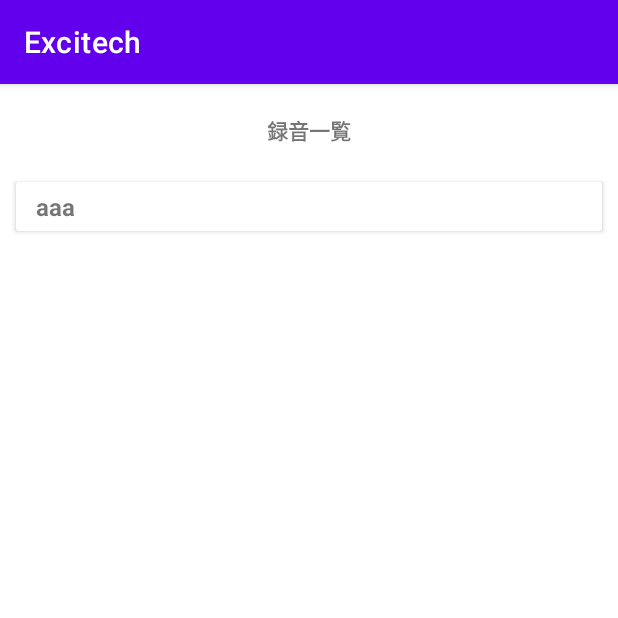
After one commit to Tim0401/excitech-android, an Android app: the fragment AudioListFragment placed in its activity, on a phone screen of 412 x 824 dp, the top half of it. The commit adds this screen. Run offline under Robolectric (Android 15) with nearby library versions, the phone set to English and light mode, and no system bars; our stand-ins replace data binding; libraries missing offline, so code that uses them is left out: permissions.dispatcher.

Commit message:
オーディオファイルリスト表示

```diff
--- /dev/null
+++ b/app/src/main/java/com/example/excitech/service/model/Audio.kt
@@ -0,0 +1,7 @@
+package com.example.excitech.service.model
+
+import java.util.*
+
+data class Audio(
+        val name: String
+)
--- /dev/null
+++ b/app/src/main/java/com/example/excitech/view/adapter/ProjectAdapter.kt
@@ -0,0 +1,68 @@
+package com.example.excitech.view.adapter
+
+import androidx.databinding.DataBindingUtil
+import androidx.recyclerview.widget.DiffUtil
+import androidx.recyclerview.widget.RecyclerView
+import android.view.LayoutInflater
+import android.view.ViewGroup
+import com.example.excitech.R
+import com.example.excitech.databinding.AudioListItemBinding
+import com.example.excitech.service.model.Audio
+import com.example.excitech.view.callback.AudioClickCallback
+
+class AudioAdapter(private val audioClickCallback: AudioClickCallback?) :
+        RecyclerView.Adapter<AudioAdapter.AudioViewHolder>() {
+
+    private var audioList: List<Audio>? = null
+
+    fun setAudioList(audioList: List<Audio>) {
+
+        if (this.audioList == null) {
+            this.audioList = audioList
+            notifyItemRangeInserted(0, audioList.size)
+        } else {
+            val result = DiffUtil.calculateDiff(object : DiffUtil.Callback() {
+                override fun getOldListSize(): Int {
+                    return requireNotNull(this@AudioAdapter.audioList).size
+                }
+
+                override fun getNewListSize(): Int {
+                    return audioList.size
+                }
+
+                override fun areItemsTheSame(oldItemPosition: Int, newItemPosition: Int): Boolean {
+                    val oldList = this@AudioAdapter.audioList
+                    return oldList?.get(oldItemPosition) == audioList[newItemPosition]
+                }
+
+                override fun areContentsTheSame(oldItemPosition: Int, newItemPosition: Int): Boolean {
+                    val audio = audioList[newItemPosition]
+                    val old = audioList[oldItemPosition]
+                    return audio.name == old.name
+                }
+            })
+            this.audioList = audioList
+            result.dispatchUpdatesTo(this)
+        }
+    }
+
+    override fun onCreateViewHolder(parent: ViewGroup, viewtype: Int): AudioViewHolder {
+        val binding = DataBindingUtil.inflate(
+                LayoutInflater.from(parent.context),
+                R.layout.audio_list_item, parent,
+                false) as AudioListItemBinding
+        binding.callback = audioClickCallback
+        return AudioViewHolder(binding)
+    }
+
+    override fun onBindViewHolder(holder: AudioViewHolder, position: Int) {
+        holder.binding.audio = audioList?.get(position)
+        holder.binding.executePendingBindings()
+    }
+
+    override fun getItemCount(): Int {
+        return audioList?.size ?: 0
+    }
+
+    open class AudioViewHolder(val binding: AudioListItemBinding) : RecyclerView.ViewHolder(binding.root)
+}
--- /dev/null
+++ b/app/src/main/java/com/example/excitech/view/callback/AudioClickCallback.kt
@@ -0,0 +1,11 @@
+package com.example.excitech.view.callback
+
+import com.example.excitech.service.model.Audio
+
+
+/**
+ * @link onClick(Project project) 詳細画面に移動
+ */
+interface AudioClickCallback {
+    fun onClick(audio: Audio)
+}
--- /dev/null
+++ b/app/src/main/java/com/example/excitech/view/ui/AudioListFragment.kt
@@ -0,0 +1,56 @@
+package com.example.excitech.view.ui
+
+import androidx.lifecycle.ViewModelProvider
+import android.os.Bundle
+import androidx.fragment.app.Fragment
+import android.view.LayoutInflater
+import android.view.View
+import android.view.ViewGroup
+import androidx.databinding.DataBindingUtil
+import androidx.lifecycle.Lifecycle
+import androidx.lifecycle.Observer
+import com.example.excitech.R
+import com.example.excitech.databinding.AudioListFragmentBinding
+import com.example.excitech.databinding.AudioListItemBinding
+import com.example.excitech.service.model.Audio
+import com.example.excitech.view.adapter.AudioAdapter
+import com.example.excitech.view.callback.AudioClickCallback
+import com.example.excitech.viewModel.AudioListViewModel
+import com.example.excitech.viewModel.RecordViewModel
+
+class AudioListFragment : Fragment() {
+
+    companion object {
+        fun newInstance() = AudioListFragment()
+    }
+
+    private lateinit var viewModel: AudioListViewModel
+    private lateinit var binding: AudioListFragmentBinding
+    private val audioAdapter: AudioAdapter = AudioAdapter(object : AudioClickCallback {
+        override fun onClick(audio: Audio) {
+            if (lifecycle.currentState.isAtLeast(Lifecycle.State.STARTED) && activity is MainActivity) {
+                (activity as MainActivity).show(audio)
+            }
+        }
+    })
+
+    override fun onCreateView(inflater: LayoutInflater, container: ViewGroup?,
+                              savedInstanceState: Bundle?): View? {
+        binding = DataBindingUtil.inflate(inflater, R.layout.audio_list_fragment, container, false) //dataBinding
+        binding.apply {
+            audioList.adapter = audioAdapter
+        }
+        return binding.root
+    }
+
+    override fun onActivityCreated(savedInstanceState: Bundle?) {
+        super.onActivityCreated(savedInstanceState)
+        viewModel = ViewModelProvider(this).get(AudioListViewModel::class.java)
+        viewModel.audioListLiveData.observe(viewLifecycleOwner, Observer { projects ->
+            projects?.let {
+                audioAdapter.setAudioList(it)
+            }
+        })
+    }
+
+}
--- /dev/null
+++ b/app/src/main/java/com/example/excitech/viewModel/AudioListViewModel.kt
@@ -0,0 +1,25 @@
+package com.example.excitech.viewModel
+
+import android.app.Application
+import androidx.lifecycle.AndroidViewModel
+import androidx.lifecycle.MutableLiveData
+import androidx.lifecycle.viewModelScope
+import com.example.excitech.service.model.Audio
+import kotlinx.coroutines.launch
+import java.lang.Exception
+
+class AudioListViewModel(application: Application) : AndroidViewModel(application) {
+    var audioListLiveData: MutableLiveData<List<Audio>> = MutableLiveData()
+
+    init {
+        loadAudioList()
+    }
+
+    private fun loadAudioList() = viewModelScope.launch { //onCleared() のタイミングでキャンセルされる
+        try {
+            audioListLiveData.postValue(List<Audio>(1) { Audio("aaa") })
+        } catch (e: Exception){
+            e.stackTrace
+        }
+    }
+}
--- /dev/null
+++ b/app/src/main/res/layout/audio_list_fragment.xml
@@ -0,0 +1,28 @@
+<?xml version="1.0" encoding="utf-8"?>
+<layout xmlns:tools="http://schemas.android.com/tools"
+    xmlns:android="http://schemas.android.com/apk/res/android"
+    xmlns:app="http://schemas.android.com/apk/res-auto">
+    <LinearLayout
+        android:layout_width="match_parent"
+        android:layout_height="match_parent"
+        android:background="@color/cardview_light_background"
+        android:orientation="vertical"
+        tools:ignore="PrivateResource">
+        <TextView
+            android:layout_width="match_parent"
+            android:layout_height="wrap_content"
+            android:gravity="center_horizontal"
+            android:text="録音一覧"
+            android:textStyle="bold"
+            android:layout_marginTop="20dp"
+            android:layout_marginBottom="20dp"
+            android:textAlignment="center"/>
+        <androidx.recyclerview.widget.RecyclerView
+            android:id="@+id/audio_list"
+            android:contentDescription="録音一覧"
+            android:layout_width="match_parent"
+            android:layout_height="match_parent"
+            app:layoutManager="LinearLayoutManager"
+            />
+    </LinearLayout>
+</layout>
--- /dev/null
+++ b/app/src/main/res/layout/audio_list_item.xml
@@ -0,0 +1,37 @@
+<?xml version="1.0" encoding="utf-8"?>
+
+<layout xmlns:android="http://schemas.android.com/apk/res/android"
+    xmlns:app="http://schemas.android.com/apk/res-auto">
+    <data>
+        <variable name="audio" type="com.example.excitech.service.model.Audio"/>
+        <variable name="callback" type="com.example.excitech.view.callback.AudioClickCallback"/>
+    </data>
+    <androidx.cardview.widget.CardView
+        android:layout_width="match_parent"
+        android:layout_height="wrap_content"
+        android:orientation="horizontal"
+        android:onClick="@{() ->  callback.onClick(audio)}"
+        android:layout_marginStart="8dp"
+        android:layout_marginEnd="8dp"
+        app:cardUseCompatPadding="true">
+
+        <LinearLayout
+            android:layout_width="match_parent"
+            android:layout_height="wrap_content"
+            android:layout_marginStart="8dp"
+            android:layout_marginLeft="8dp"
+            android:layout_marginEnd="8dp"
+            android:orientation="vertical"
+            android:padding="5dp">
+
+            <TextView
+                android:id="@+id/name"
+                android:layout_width="wrap_content"
+                android:layout_height="wrap_content"
+                android:contentDescription="録音ファイル名"
+                android:text="@{audio.name}"
+                android:textSize="16sp"
+                android:textStyle="bold" />
+        </LinearLayout>
+    </androidx.cardview.widget.CardView>
+</layout>
--- a/build.gradle
+++ b/build.gradle
@@ -6,7 +6,7 @@ buildscript {
         jcenter()
     }
     dependencies {
-        classpath "com.android.tools.build:gradle:4.1.2"
+        classpath 'com.android.tools.build:gradle:4.1.3'
         classpath "org.jetbrains.kotlin:kotlin-gradle-plugin:$kotlin_version"
 
         // NOTE: Do not place your application dependencies here; they belong
```
Also changed, not shown: app/build.gradle (+11 -0 lines), app/src/main/java/com/example/excitech/view/adapter/CustomBindingAdapter.kt (added, +12 -0 lines), app/src/main/java/com/example/excitech/view/ui/MainActivity.kt (+14 -0 lines), app/src/main/res/layout/record_fragment.xml (+12 -1 lines), 1 other file.
